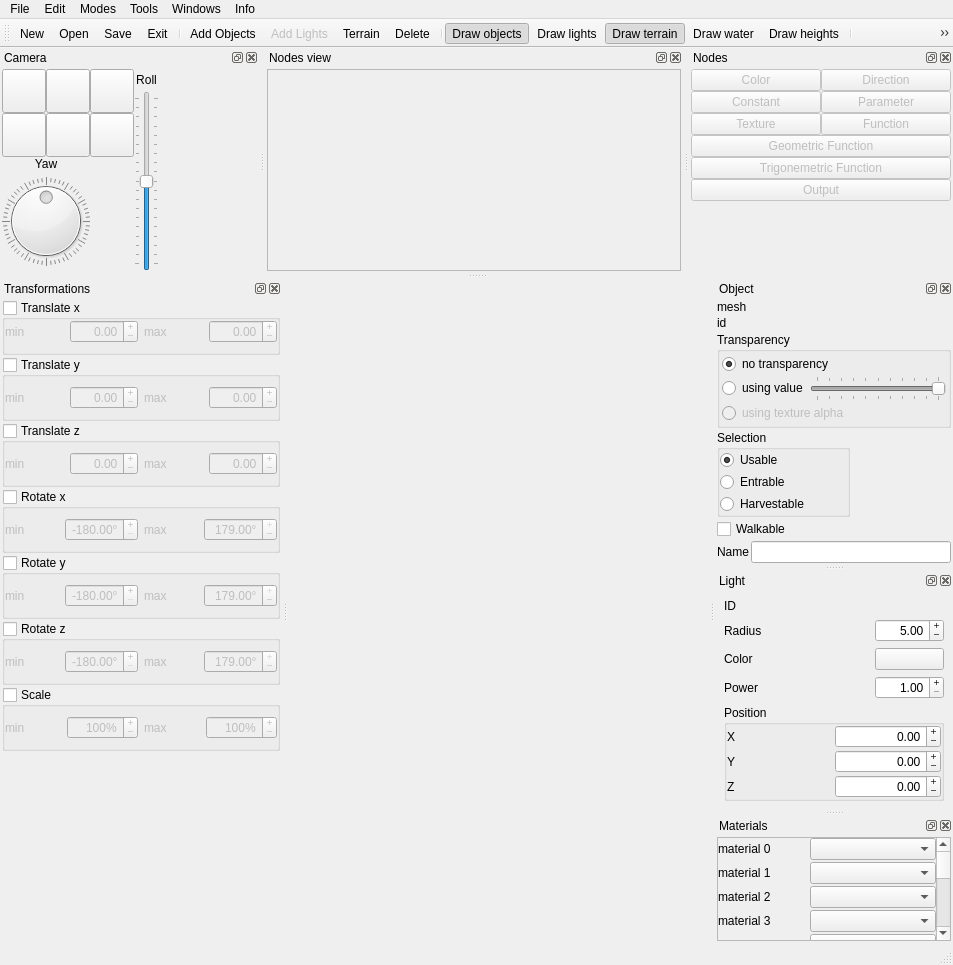
The window that new_map_editor/mapeditor.ui (xaphier/Eternal-Lands) describes before a commit, drawn with Qt 5.
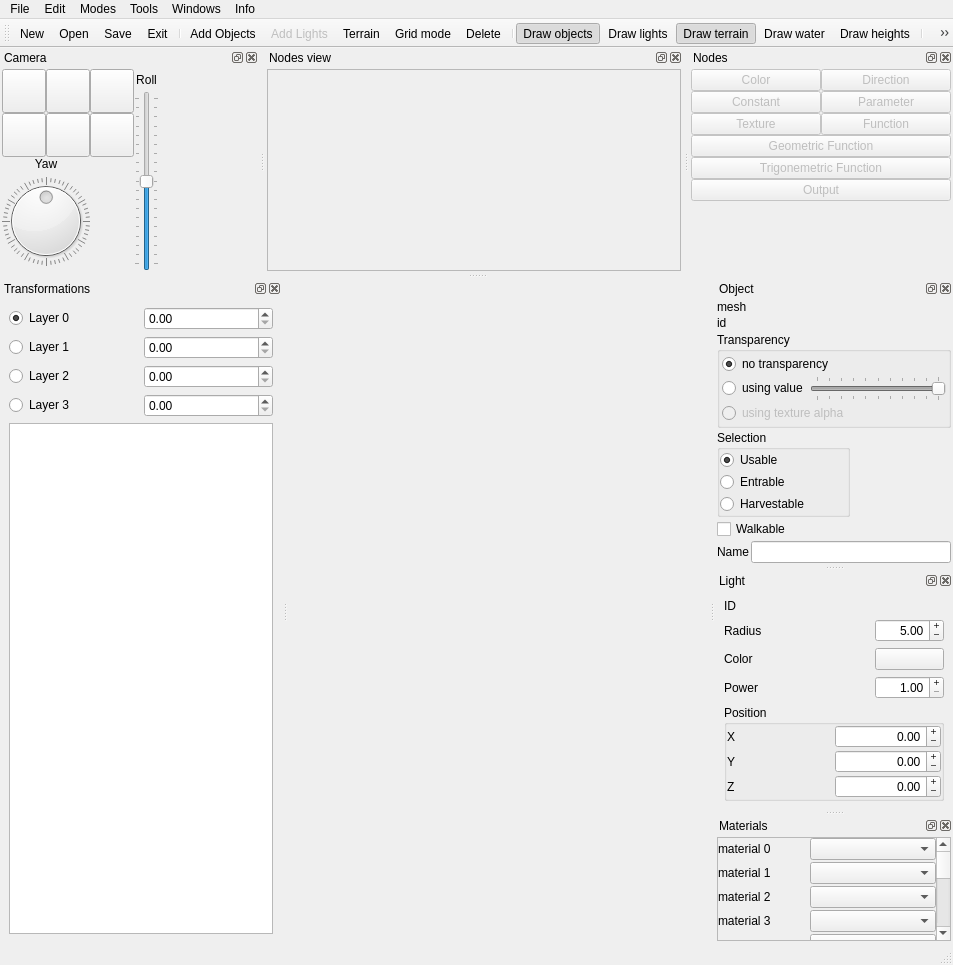
The same window after the commit. The open tabs and pages were chosen to show the change. Icons and pictures are not drawn. Custom widgets are drawn as their Qt base class.

Commit message: * Fixed terrain add mode.

Diff of the .ui file:
```diff
--- a/new_map_editor/mapeditor.ui
+++ b/new_map_editor/mapeditor.ui
@@ -183,6 +183,7 @@
    <addaction name="action_add_objects"/>
    <addaction name="action_add_lights"/>
    <addaction name="action_terrain_mode"/>
+   <addaction name="action_grid_mode"/>
    <addaction name="action_delete_mode"/>
    <addaction name="separator"/>
    <addaction name="action_objects"/>
@@ -3124,6 +3125,56 @@
          </item>
         </layout>
        </widget>
+       <widget class="QWidget" name="grid_page">
+        <layout class="QGridLayout" name="gridLayout_12">
+         <item row="0" column="0">
+          <widget class="QRadioButton" name="radioButton">
+           <property name="text">
+            <string>Layer 0</string>
+           </property>
+           <property name="checked">
+            <bool>true</bool>
+           </property>
+          </widget>
+         </item>
+         <item row="0" column="1">
+          <widget class="QDoubleSpinBox" name="doubleSpinBox"/>
+         </item>
+         <item row="1" column="0">
+          <widget class="QRadioButton" name="radioButton_2">
+           <property name="text">
+            <string>Layer 1</string>
+           </property>
+          </widget>
+         </item>
+         <item row="1" column="1">
+          <widget class="QDoubleSpinBox" name="doubleSpinBox_2"/>
+         </item>
+         <item row="2" column="0">
+          <widget class="QRadioButton" name="radioButton_3">
+           <property name="text">
+            <string>Layer 2</string>
+           </property>
+          </widget>
+         </item>
+         <item row="2" column="1">
+          <widget class="QDoubleSpinBox" name="doubleSpinBox_3"/>
+         </item>
+         <item row="3" column="0">
+          <widget class="QRadioButton" name="radioButton_4">
+           <property name="text">
+            <string>Layer 3</string>
+           </property>
+          </widget>
+         </item>
+         <item row="3" column="1">
+          <widget class="QDoubleSpinBox" name="doubleSpinBox_4"/>
+         </item>
+         <item row="4" column="0" colspan="2">
+          <widget class="QListWidget" name="listWidget"/>
+         </item>
+        </layout>
+       </widget>
        <widget class="QWidget" name="randomize_page">
         <layout class="QVBoxLayout" name="verticalLayout_5">
          <property name="spacing">
@@ -4419,6 +4470,18 @@
     <string>Export tile map</string>
    </property>
   </action>
+  <action name="action_grid_mode">
+   <property name="icon">
+    <iconset resource="icons/resourcen.qrc">
+     <normaloff>:/icons/grid.png</normaloff>:/icons/grid.png</iconset>
+   </property>
+   <property name="text">
+    <string>Grid mode</string>
+   </property>
+   <property name="toolTip">
+    <string>Grid mode</string>
+   </property>
+  </action>
  </widget>
  <customwidgets>
   <customwidget>
```
Left out of the diff: 2 changed lines with no effect on the pictures. The commit also changes 3 other files.
